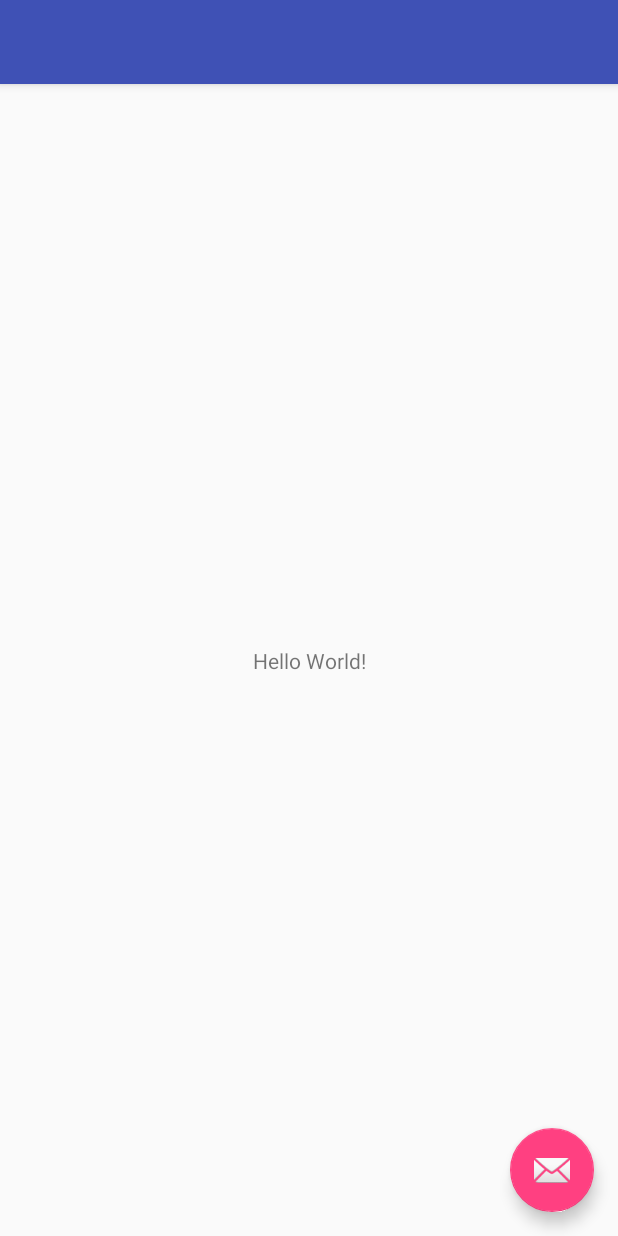
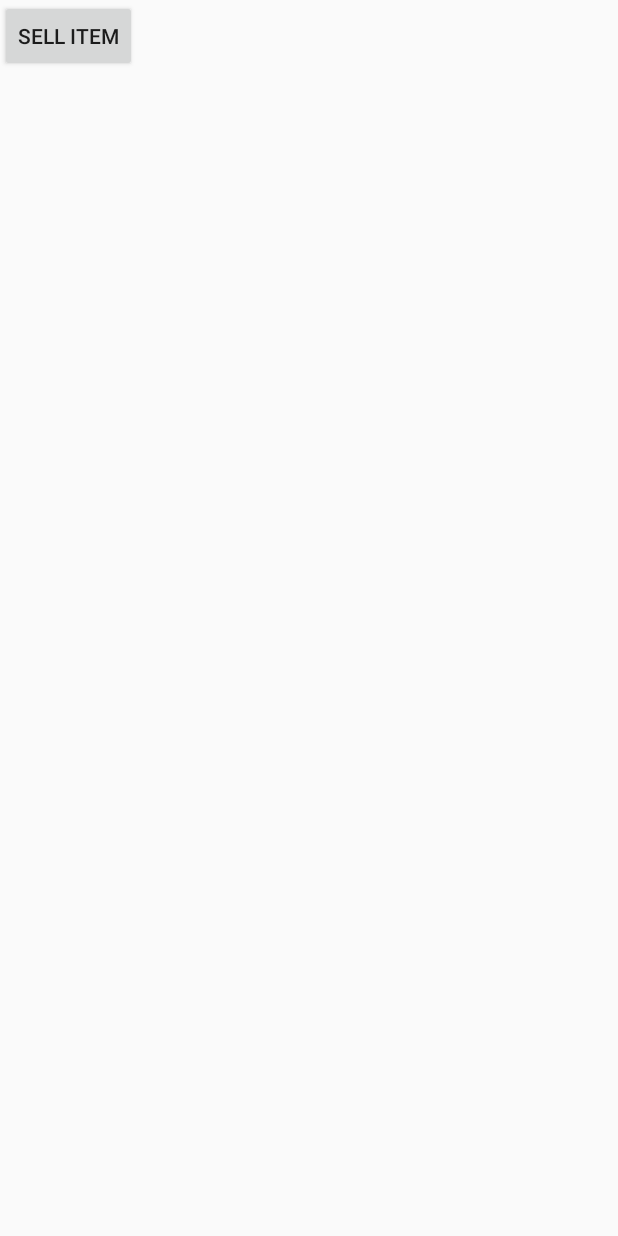
Before and after one commit to samplefish/BeachTrade, an Android app: the layout activity_main.xml on its own in the app's theme, with its tools: preview values and no code run, on a phone screen of 412 x 824 dp. Run offline under Robolectric (Android 15) with nearby library versions, the phone set to English and light mode, and no system bars.

```diff
--- a/Beachtrade/app/build.gradle
+++ b/Beachtrade/app/build.gradle
@@ -10,6 +10,7 @@ android {
         versionCode 1
         versionName "1.0"
         testInstrumentationRunner "android.support.test.runner.AndroidJUnitRunner"
+        multiDexEnabled true
     }
     buildTypes {
         release {
@@ -24,10 +25,11 @@ dependencies {
     androidTestCompile('com.android.support.test.espresso:espresso-core:2.2.2', {
         exclude group: 'com.android.support', module: 'support-annotations'
     })
+    compile files('libs/aws-android-sdk-cognito-2.6.5.jar')
+    compile 'com.mcxiaoke.volley:library:1.0.6@aar'
     compile 'com.facebook.android:facebook-android-sdk:[4,5)'
     compile 'com.android.support:appcompat-v7:25.2.0'
     compile 'com.android.support.constraint:constraint-layout:1.0.2'
     compile 'com.android.support:design:25.2.0'
     testCompile 'junit:junit:4.12'
-    compile files('libs/aws-android-sdk-cognito-2.6.5.jar')
 }
--- a/Beachtrade/app/src/main/res/layout/activity_main.xml
+++ b/Beachtrade/app/src/main/res/layout/activity_main.xml
@@ -6,28 +6,10 @@
     android:layout_height="match_parent"
     tools:context="com.example.tyren.beachtrade.MainActivity">
 
-    <android.support.design.widget.AppBarLayout
-        android:layout_width="match_parent"
-        android:layout_height="wrap_content"
-        android:theme="@style/AppTheme.AppBarOverlay">
 
-        <android.support.v7.widget.Toolbar
-            android:id="@+id/toolbar"
-            android:layout_width="match_parent"
-            android:layout_height="?attr/actionBarSize"
-            android:background="?attr/colorPrimary"
-            app:popupTheme="@style/AppTheme.PopupOverlay" />
-
-    </android.support.design.widget.AppBarLayout>
-
-    <include layout="@layout/content_main" />
-
-    <android.support.design.widget.FloatingActionButton
-        android:id="@+id/fab"
+    <Button
+        android:id="@+id/sellButton"
         android:layout_width="wrap_content"
         android:layout_height="wrap_content"
-        android:layout_gravity="bottom|end"
-        android:layout_margin="@dimen/fab_margin"
-        app:srcCompat="@android:drawable/ic_dialog_email" />
-
+        android:text="Sell Item" />
 </android.support.design.widget.CoordinatorLayout>
--- a/Beachtrade/app/src/main/res/layout/content_main.xml
+++ /dev/null
@@ -1,20 +0,0 @@
-<?xml version="1.0" encoding="utf-8"?>
-<android.support.constraint.ConstraintLayout xmlns:android="http://schemas.android.com/apk/res/android"
-    xmlns:app="http://schemas.android.com/apk/res-auto"
-    xmlns:tools="http://schemas.android.com/tools"
-    android:layout_width="match_parent"
-    android:layout_height="match_parent"
-    app:layout_behavior="@string/appbar_scrolling_view_behavior"
-    tools:context="com.example.tyren.beachtrade.MainActivity"
-    tools:showIn="@layout/activity_main">
-
-    <TextView
-        android:layout_width="wrap_content"
-        android:layout_height="wrap_content"
-        android:text="Hello World!"
-        app:layout_constraintBottom_toBottomOf="parent"
-        app:layout_constraintLeft_toLeftOf="parent"
-        app:layout_constraintRight_toRightOf="parent"
-        app:layout_constraintTop_toTopOf="parent" />
-
-</android.support.constraint.ConstraintLayout>
--- a/Beachtrade/app/src/main/res/values/styles.xml
+++ b/Beachtrade/app/src/main/res/values/styles.xml
@@ -1,7 +1,7 @@
 <resources>
 
     <!-- Base application theme. -->
-    <style name="AppTheme" parent="Theme.AppCompat.Light.DarkActionBar">
+    <style name="AppTheme" parent="Theme.AppCompat.Light.NoActionBar">
         <!-- Customize your theme here. -->
         <item name="colorPrimary">@color/colorPrimary</item>
         <item name="colorPrimaryDark">@color/colorPrimaryDark</item>
```
Also changed, not shown: Beachtrade/app/src/main/AndroidManifest.xml (+24 -19 lines), Beachtrade/app/src/main/java/com/example/tyren/beachtrade/ItemsMapperClass.java (added, +38 -0 lines), Beachtrade/app/src/main/java/com/example/tyren/beachtrade/LoginActivity.java (+10 -1 lines), Beachtrade/app/src/main/java/com/example/tyren/beachtrade/MainActivity.java (+11 -26 lines), Beachtrade/app/src/main/java/com/example/tyren/beachtrade/ManagerClass.java (added, +56 -0 lines), Beachtrade/app/src/main/java/com/example/tyren/beachtrade/SubmitItemActivity.java (added, +82 -0 lines), Beachtrade/app/src/main/res/layout/activity_login.xml (+48 -13 lines), Beachtrade/app/src/main/res/layout/activity_submit_item.xml (added, +29 -0 lines), Beachtrade/app/src/main/res/raw/awsconfiguration.json (added, +54 -0 lines), Beachtrade/app/src/main/res/drawable/icon.png (added), Beachtrade/app/src/main/res/drawable/layout.png (added), Beachtrade/app/src/main/res/drawable/layoutfixed.jpg (added).
